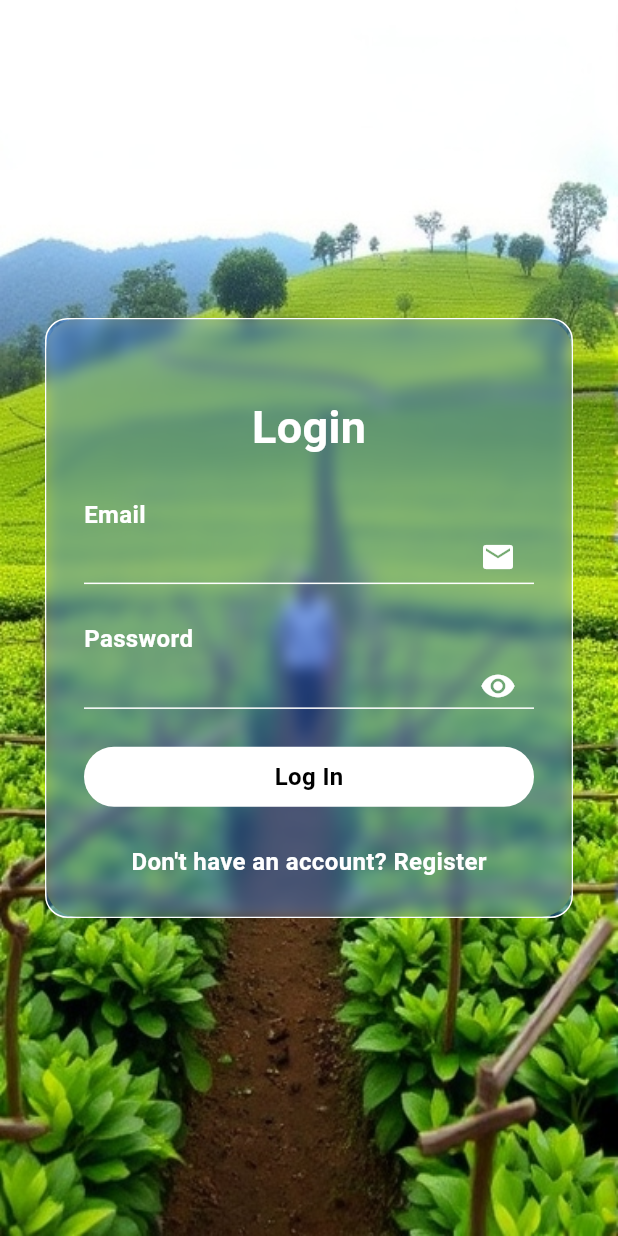
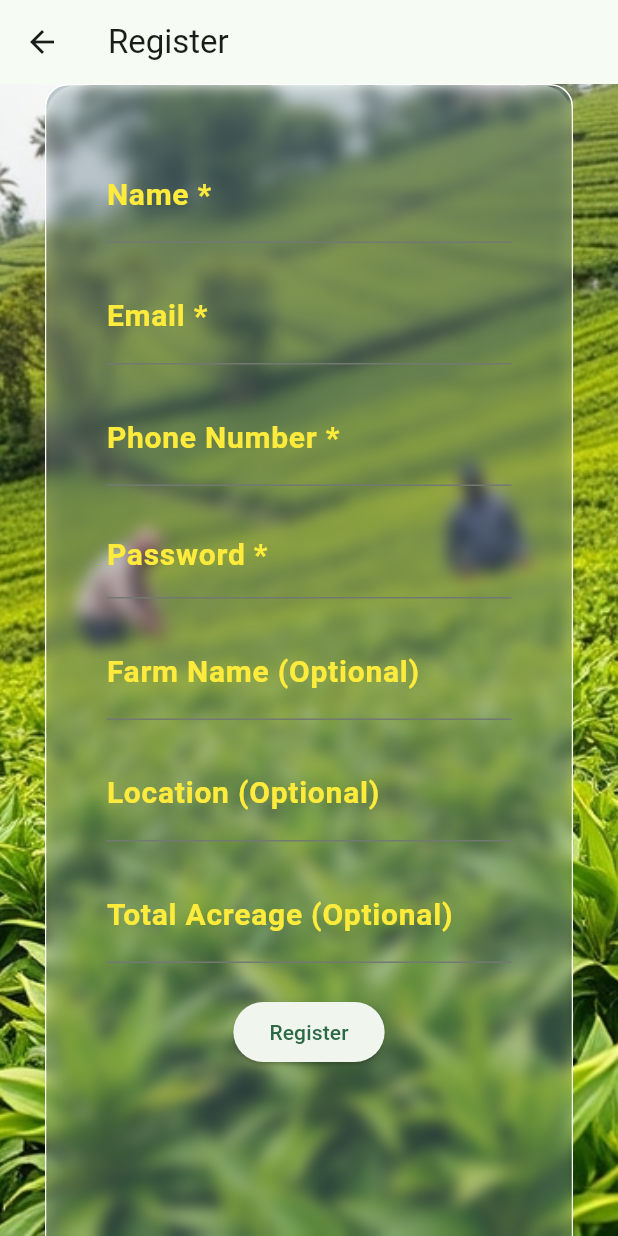
Before and after one commit to Dev-Kings/teafarmpro-mobile, a Flutter app: the screen it shows after launch, after a tap on "Register", on a phone screen of 412 x 824 dp. Run offline on Flutter 3.47's test engine with Material 3 defaults, Android fonts, the phone set to English and light mode, and no system bars; our stand-ins replace flutter_secure_storage; network calls fail.

Commit message:
implemented register and logout functionalities

```diff
--- a/lib/main.dart
+++ b/lib/main.dart
@@ -1,6 +1,9 @@
 import 'package:flutter/material.dart';
 import 'package:flutter/services.dart';
+import 'package:flutter_secure_storage/flutter_secure_storage.dart';
+import 'package:teafarm_pro/screens/home.dart';
 import 'package:teafarm_pro/screens/login.dart';
+import 'package:teafarm_pro/screens/register.dart';
 
 void main() {
   WidgetsFlutterBinding.ensureInitialized();
@@ -10,20 +13,51 @@
   });
 }
 
+final secureStorage = FlutterSecureStorage();
+
 class MyApp extends StatelessWidget {
   const MyApp({super.key});
 
+  Future<bool> _isAuthenticated() async {
+    final accessToken = await secureStorage.read(key: 'access_token');
+    return accessToken != null;
+  }
+
   @override
   Widget build(BuildContext context) {
+    return FutureBuilder<bool>(
+      future: _isAuthenticated(),
+      builder: (context, snapshot) {
+        if (snapshot.connectionState == ConnectionState.waiting) {
+          return const MaterialApp(
+            debugShowCheckedModeBanner: false,
+            home: Scaffold(
+              body: Center(
+                child: CircularProgressIndicator(),
+              ),
+            ),
+          );
+        } else {
+          final isAuthenticated = snapshot.data ?? false;
+
           return MaterialApp(
             debugShowCheckedModeBanner: false,
             title: 'TEA FARM PRO',
             theme: ThemeData(
               colorScheme: ColorScheme.fromSeed(
-            seedColor: const Color.fromARGB(255, 36, 233, 141)),
+                seedColor: const Color.fromARGB(255, 36, 233, 141),
+              ),
               useMaterial3: true,
             ),
-      home: LoginScreen(),
+            routes: {
+              '/login': (context) => const LoginScreen(),
+              '/register': (context) => const RegisterScreen(),
+              '/home': (context) => const HomeScreen(),
+            },
+            home: isAuthenticated ? const HomeScreen() : const LoginScreen(),
+          );
+        }
+      },
     );
   }
 }
--- a/lib/screens/login.dart
+++ b/lib/screens/login.dart
@@ -61,7 +61,7 @@ class _LoginScreenState extends State<LoginScreen> {
 
     if (response.success) {
       // Navigate to the home screen
-      // Navigator.pushNamed(context, '/home');
+      Navigator.pushNamed(context, '/home');
     } else {
       if (mounted) {
         showDialog(
@@ -231,8 +231,7 @@ class _LoginScreenState extends State<LoginScreen> {
                         ),
                         GestureDetector(
                           onTap: () {
-                            // Navigator.pushNamed(context, '/register');
-                            print('Register');
+                            Navigator.pushNamed(context, '/register');
                           },
                           child: TextUtil(
                             text: " Register",
--- /dev/null
+++ b/lib/screens/register.dart
@@ -0,0 +1,258 @@
+import 'dart:ui';
+
+import 'package:flutter/material.dart';
+import 'package:teafarm_pro/utils/auth.dart';
+import 'package:teafarm_pro/utils/text.dart';
+
+class RegisterScreen extends StatefulWidget {
+  const RegisterScreen({super.key});
+
+  @override
+  State<RegisterScreen> createState() => _RegisterScreenState();
+}
+
+class _RegisterScreenState extends State<RegisterScreen> {
+  final TextEditingController _nameController = TextEditingController();
+  final TextEditingController _emailController = TextEditingController();
+  final TextEditingController _phoneController = TextEditingController();
+  final TextEditingController _passwordController = TextEditingController();
+  final TextEditingController _farmNameController = TextEditingController();
+  final TextEditingController _farmLocationController = TextEditingController();
+  final TextEditingController _acreageController = TextEditingController();
+
+  bool _isLoading = false;
+
+  Future<void> _handleRegister() async {
+    setState(() {
+      _isLoading = true;
+    });
+
+    final name = _nameController.text.trim();
+    final email = _emailController.text.trim();
+    final phone = _phoneController.text.trim();
+    final password = _passwordController.text.trim();
+    final farmName = _farmNameController.text.trim();
+    final farmLocation = _farmLocationController.text.trim();
+    final acreage = int.tryParse(_acreageController.text.trim());
+
+    // Ensure the fields are not empty
+    if (name.isEmpty || email.isEmpty || phone.isEmpty || password.isEmpty) {
+      ScaffoldMessenger.of(context).showSnackBar(
+        const SnackBar(
+          content: TextUtil(
+            text: 'Please fill in all required fields',
+            size: 20,
+          ),
+          backgroundColor: Colors.redAccent,
+        ),
+      );
+      setState(() {
+        _isLoading = false;
+      });
+      return;
+    }
+
+    final result = await AuthService().register(
+      name: name,
+      email: email,
+      phone: phone,
+      password: password,
+      farmName: farmName.isNotEmpty ? farmName : null,
+      farmLocation: farmLocation.isNotEmpty ? farmLocation : null,
+      acreage: acreage,
+    );
+
+    setState(() {
+      _isLoading = false;
+    });
+
+    if (result.success) {
+      // Navigate to the login screen
+      ScaffoldMessenger.of(context).showSnackBar(
+        SnackBar(
+          content: Text(result.message),
+          backgroundColor: Colors.green,
+        ),
+      );
+      Navigator.pushNamed(context, '/login');
+    } else {
+      ScaffoldMessenger.of(context).showSnackBar(
+        SnackBar(
+          content: Text(result.message),
+          backgroundColor: Colors.redAccent,
+        ),
+      );
+    }
+  }
+
+  @override
+  Widget build(BuildContext context) {
+    return Scaffold(
+      resizeToAvoidBottomInset: true,
+      appBar: AppBar(
+        title: const Text('Register'),
+      ),
+      body: SafeArea(
+        child: SingleChildScrollView(
+          child: Container(
+            height: MediaQuery.of(context).size.height,
+            width: double.infinity,
+            decoration: const BoxDecoration(
+              image: DecorationImage(
+                image: AssetImage('assets/bg2.jpeg'),
+                fit: BoxFit.cover,
+              ),
+            ),
+            alignment: Alignment.center,
+            child: Container(
+              margin: const EdgeInsets.symmetric(horizontal: 30),
+              decoration: BoxDecoration(
+                border: Border.all(color: Colors.white),
+                color: Colors.blueGrey.withAlpha(100),
+                borderRadius: BorderRadius.circular(15),
+              ),
+              child: ClipRRect(
+                borderRadius: BorderRadius.circular(20),
+                child: BackdropFilter(
+                  filter: ImageFilter.blur(sigmaX: 5, sigmaY: 5),
+                  child: Padding(
+                    padding: const EdgeInsets.all(40.0),
+                    child: Column(
+                      crossAxisAlignment: CrossAxisAlignment.start,
+                      children: [
+                        TextFormField(
+                          controller: _nameController,
+                          style: const TextStyle(
+                              color: Colors.white, fontSize: 20),
+                          decoration: const InputDecoration(
+                              labelStyle: TextStyle(
+                                  color: Colors.yellow,
+                                  fontSize: 20,
+                                  fontWeight: FontWeight.bold),
+                              labelText: 'Name *'),
+                        ),
+                        const SizedBox(height: 16),
+                        TextFormField(
+                          controller: _emailController,
+                          style: const TextStyle(
+                              color: Colors.white, fontSize: 20),
+                          keyboardType: TextInputType.emailAddress,
+                          decoration: const InputDecoration(
+                            labelStyle: TextStyle(
+                                color: Colors.yellow,
+                                fontSize: 20,
+                                fontWeight: FontWeight.bold),
+                            labelText: 'Email *',
+                            errorStyle: TextStyle(
+                              color: Colors.red,
+                              fontSize: 15,
+                            ),
+                          ),
+                          autovalidateMode: AutovalidateMode.onUnfocus,
+                          validator: (value) {
+                            if (value == null || value.isEmpty) {
+                              return 'Please enter your email';
+                            }
+                            // Email regex validation
+                            final emailRegex = RegExp(
+                                r'^[a-zA-Z0-9.]+@[a-zA-Z0-9]+\.[a-zA-Z]+');
+                            if (!emailRegex.hasMatch(value)) {
+                              return 'Please enter a valid email';
+                            }
+                            return null;
+                          },
+                        ),
+                        const SizedBox(height: 16),
+                        TextFormField(
+                          controller: _phoneController,
+                          style: const TextStyle(
+                              color: Colors.white, fontSize: 20),
+                          decoration: const InputDecoration(
+                              labelStyle: TextStyle(
+                                  color: Colors.yellow,
+                                  fontSize: 20,
+                                  fontWeight: FontWeight.bold),
+                              labelText: 'Phone Number *'),
+                          autovalidateMode: AutovalidateMode.onUnfocus,
+                          validator: (value) {
+                            if (value == null || value.isEmpty) {
+                              return 'Please enter your phone number';
+                            }
+                            // Phone number regex validation
+                            final phoneRegex = RegExp(r'^[0-9]{10}$');
+                            if (!phoneRegex.hasMatch(value)) {
+                              return 'Please enter a valid phone number';
+                            }
+                            return null;
+                          },
+                        ),
+                        const SizedBox(height: 16),
+                        TextFormField(
+                          controller: _passwordController,
+                          obscureText: true,
+                          decoration: const InputDecoration(
+                              labelStyle: TextStyle(
+                                  color: Colors.yellow,
+                                  fontSize: 20,
+                                  fontWeight: FontWeight.bold),
+                              labelText: 'Password *'),
+                        ),
+                        const SizedBox(height: 16),
+                        TextFormField(
+                          controller: _farmNameController,
+                          style: const TextStyle(
+                              color: Colors.white, fontSize: 20),
+                          decoration: const InputDecoration(
+                              labelStyle: TextStyle(
+                                  color: Colors.yellow,
+                                  fontSize: 20,
+                                  fontWeight: FontWeight.bold),
+                              labelText: 'Farm Name (Optional)'),
+                        ),
+                        const SizedBox(height: 16),
+                        TextFormField(
+                          controller: _farmLocationController,
+                          style: const TextStyle(
+                              color: Colors.white, fontSize: 20),
+                          decoration: const InputDecoration(
+                              labelStyle: TextStyle(
+                                  color: Colors.yellow,
+                                  fontSize: 20,
+                                  fontWeight: FontWeight.bold),
+                              labelText: 'Location (Optional)'),
+                        ),
+                        const SizedBox(height: 16),
+                        TextFormField(
+                          controller: _acreageController,
+                          style: const TextStyle(
+                              color: Colors.white, fontSize: 20),
+                          decoration: const InputDecoration(
+                              labelStyle: TextStyle(
+                                  color: Colors.yellow,
+                                  fontSize: 20,
+                                  fontWeight: FontWeight.bold),
+                              labelText: 'Total Acreage (Optional)'),
+                          keyboardType: TextInputType.number,
+                        ),
+                        const SizedBox(height: 22),
+                        Center(
+                          child: ElevatedButton(
+                            onPressed: _isLoading ? null : _handleRegister,
+                            child: _isLoading
+                                ? const CircularProgressIndicator(
+                                    color: Colors.white)
+                                : const Text('Register'),
+                          ),
+                        ),
+                      ],
+                    ),
+                  ),
+                ),
+              ),
+            ),
+          ),
+        ),
+      ),
+    );
+  }
+}
```
Also changed, not shown: lib/screens/home.dart (added, +106 -0 lines), lib/utils/auth.dart (+105 -9 lines), assets/bg2.jpeg (added), assets/bg3.jpeg (added), 2 other files. Lines whose indentation alone changed are shown as unchanged.
